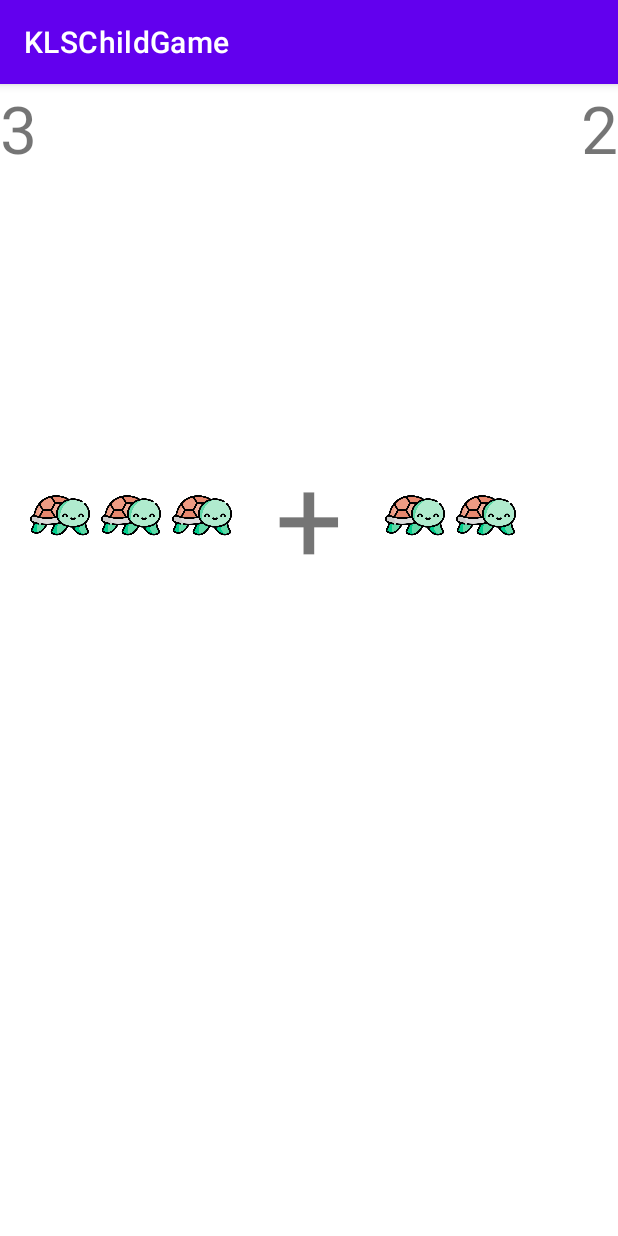
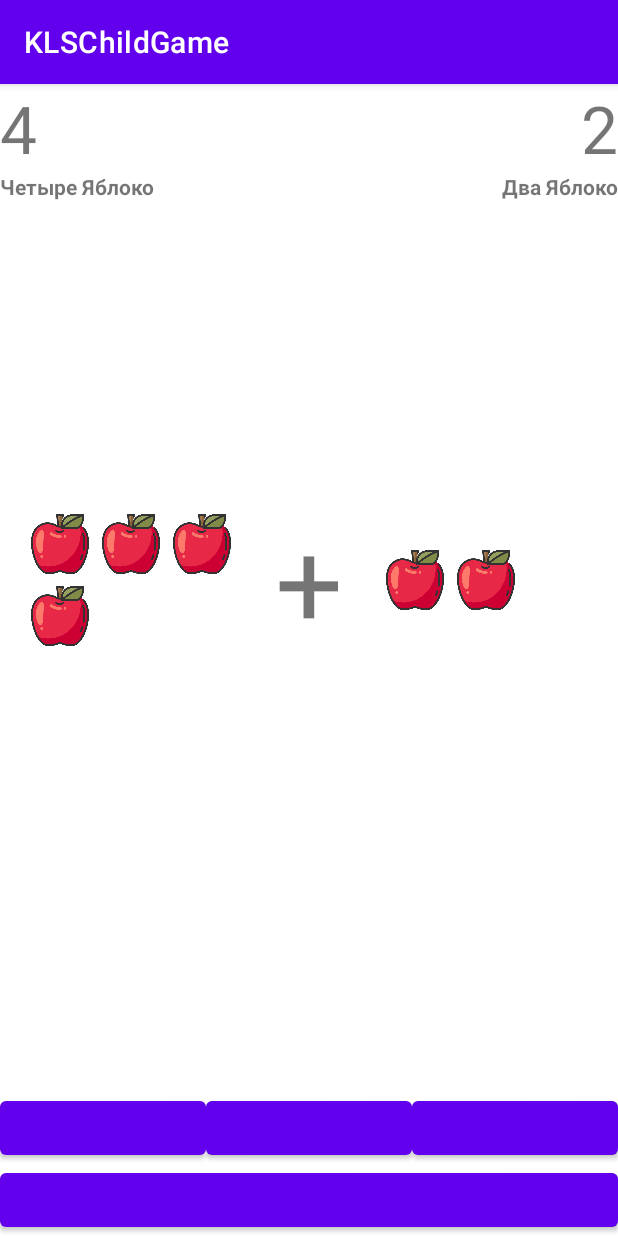
Before and after one commit to 1Alexander1-oss/KLSChildGame, an Android app: the screen it shows after launch (ArithmeticActivity), after a tap on "Арифметика", on a phone screen of 412 x 824 dp. Run offline under Robolectric (Android 15) with nearby library versions, the light colour scheme and no system bars.

Commit message:
add buttons + textView

```diff
--- a/app/src/main/java/com/nyx/klschildgame/ArithmeticActivity.kt
+++ b/app/src/main/java/com/nyx/klschildgame/ArithmeticActivity.kt
@@ -11,6 +11,12 @@
     private lateinit var rightListView: GridView
     private lateinit var leftTerm: TextView
     private lateinit var rightTerm: TextView
+    private lateinit var rightAuxiliaryText: TextView
+    private lateinit var leftAuxiliaryText: TextView
+
+    private val firstTerm = getRandomTerm()
+    private val secondTerm = getRandomTerm()
+    private val arithmeticSubject = arithmeticSubjects.random()
 
     override fun onCreate(savedInstanceState: Bundle?) {
         super.onCreate(savedInstanceState)
@@ -20,25 +26,11 @@
         rightListView = findViewById(R.id.right_list_view)
         leftTerm = findViewById(R.id.left_term)
         rightTerm = findViewById(R.id.right_term)
+        rightAuxiliaryText = findViewById(R.id.right_auxiliary_text)
+        leftAuxiliaryText = findViewById(R.id.left_auxiliary_text)
 
-
-        val firstTerm = getRandomTerm()
-        val secondTerm = getRandomTerm()
-
-        val leftTermAdapter = ArithmeticImageItemAdapter(
-            this,
-            firstTerm,
-            R.drawable.turtle
-        )
-
-        val rightTermAdapter = ArithmeticImageItemAdapter(
-            this,
-            secondTerm,
-            R.drawable.turtle
-        )
-
-        leftListView.adapter = leftTermAdapter
-        rightListView.adapter = rightTermAdapter
+        setupAdapters(firstTerm, secondTerm)
+        setAuxiliaryText(firstTerm, secondTerm)
 
         leftTerm.text = firstTerm.toString()
         rightTerm.text = secondTerm.toString()
@@ -48,4 +40,42 @@
         return Random.nextInt(1, 6)
     }
 
+    private fun setAuxiliaryText(firstTerm: Int, secondTerm: Int) {
+        val firstTermNoun = resources.getQuantityString(
+            arithmeticSubject.stringResourceId,
+            firstTerm,
+            firstTerm
+        )
+
+        val firstTermNumeral = arithmeticSubject.getNumeral(firstTerm)
+
+        leftAuxiliaryText.text = "$firstTermNumeral $firstTermNoun"
+
+        val secondTermNoun = resources.getQuantityString(
+            arithmeticSubject.stringResourceId,
+            secondTerm,
+            secondTerm
+        )
+
+        val secondTermNumeral = arithmeticSubject.getNumeral(secondTerm)
+
+        rightAuxiliaryText.text = "$secondTermNumeral $secondTermNoun"
+    }
+
+    private fun setupAdapters(firstTerm: Int, secondTerm: Int) {
+        val leftTermAdapter = ArithmeticImageItemAdapter(
+            this,
+            firstTerm,
+            arithmeticSubject.imageResourceId,
+        )
+
+        val rightTermAdapter = ArithmeticImageItemAdapter(
+            this,
+            secondTerm,
+            arithmeticSubject.imageResourceId
+        )
+
+        leftListView.adapter = leftTermAdapter
+        rightListView.adapter = rightTermAdapter
+    }
 }
--- /dev/null
+++ b/app/src/main/java/com/nyx/klschildgame/ArithmeticSubject.kt
@@ -0,0 +1,32 @@
+package com.nyx.klschildgame
+
+data class ArithmeticSubject(
+    val imageResourceId: Int,
+    val noun: Noun,
+    val stringResourceId: Int,
+) {
+    fun getNumeral(number: Int): String {
+        return when (number) {
+            1 -> when (noun) {
+                Noun.NEUTER -> "Одно"
+                Noun.FEMININE -> "Одна"
+                Noun.MASCULINE -> "Один"
+            }
+            2 -> when (noun) {
+                Noun.NEUTER -> "Два"
+                Noun.FEMININE -> "Две"
+                Noun.MASCULINE -> "Два"
+            }
+            3 -> "Три"
+            4 -> "Четыре"
+            5 -> "Пять"
+            else -> "Нет числительного"
+        }
+    }
+}
+
+enum class Noun {
+    NEUTER,
+    FEMININE,
+    MASCULINE
+}
--- a/app/src/main/java/com/nyx/klschildgame/DataSource.kt
+++ b/app/src/main/java/com/nyx/klschildgame/DataSource.kt
@@ -25,7 +25,7 @@
 const val LION_SLIDE_ID = 7
 const val OWL_SLIDE_ID = 8
 const val PIG_SLIDE_ID = 9
-const val TIGER_SLIDE_ID =10
+const val TIGER_SLIDE_ID = 10
 
 
 const val NULL_SLIDE_ID = 0
@@ -87,3 +87,9 @@
     NumberSlide(NINE_SLIDE_ID, "Де - вять", 9),
     NumberSlide(TEN_SLIDE_ID, "Де - сять", 10),
 )
+
+val arithmeticSubjects = listOf(
+    ArithmeticSubject(R.drawable.turtle, Noun.FEMININE, R.plurals.turtle),
+    ArithmeticSubject(R.drawable.apple, Noun.NEUTER, R.plurals.apple),
+    ArithmeticSubject(R.drawable.orange, Noun.MASCULINE, R.plurals.orange),
+)
--- a/app/src/main/res/layout/activity_arithmetic.xml
+++ b/app/src/main/res/layout/activity_arithmetic.xml
@@ -11,22 +11,52 @@
         android:layout_height="wrap_content"
         android:orientation="horizontal">
 
-        <TextView
-            android:id="@+id/left_term"
+        <LinearLayout
             android:layout_width="0dp"
             android:layout_height="wrap_content"
             android:layout_weight="1"
+            android:orientation="vertical">
+
+            <TextView
+                android:id="@+id/left_term"
+                android:layout_width="match_parent"
+                android:layout_height="wrap_content"
                 android:textSize="44sp"
                 tools:text="3" />
 
             <TextView
-            android:id="@+id/right_term"
+                android:id="@+id/left_auxiliary_text"
+                android:layout_width="match_parent"
+                android:layout_height="match_parent"
+                android:textStyle="bold"
+                tools:text="Три черепашки" />
+
+        </LinearLayout>
+
+        <LinearLayout
             android:layout_width="0dp"
             android:layout_height="wrap_content"
             android:layout_weight="1"
+            android:orientation="vertical">
+
+            <TextView
+                android:id="@+id/right_term"
+                android:layout_width="match_parent"
+                android:layout_height="wrap_content"
                 android:gravity="end"
                 android:textSize="44sp"
                 tools:text="3" />
+
+            <TextView
+                android:id="@+id/right_auxiliary_text"
+                android:layout_width="match_parent"
+                android:layout_height="match_parent"
+                android:gravity="end"
+                android:textStyle="bold"
+                tools:text="Две черепашки" />
+
+        </LinearLayout>
+
 
     </LinearLayout>
 
@@ -62,8 +92,50 @@
             android:numColumns="3" />
     </LinearLayout>
 
+    <TextView
+        android:id="@+id/R.id.outcome"
+        android:layout_width="match_parent"
+        android:layout_height="88dp"
+        android:gravity="center"
+        android:textSize="32sp"
+        tools:text="ИТОГ" />
+
+
     <LinearLayout
         android:layout_width="match_parent"
-        android:layout_height="250dp" />
+        android:layout_height="wrap_content">
+
+        <Button
+            android:id="@+id/R.id.left_option"
+            android:layout_width="0dp"
+            android:layout_height="wrap_content"
+            android:layout_weight="1"
+            android:paddingLeft="12dp"
+            android:paddingRight="12dp" />
+
+        <Button
+            android:id="@+id/R.id.center_option"
+            android:layout_width="0dp"
+            android:layout_height="wrap_content"
+            android:layout_weight="1"
+            android:paddingLeft="12dp"
+            android:paddingRight="12dp" />
+
+        <Button
+            android:id="@+id/R.id.right_option"
+            android:layout_width="0dp"
+            android:layout_height="wrap_content"
+            android:layout_weight="1"
+            android:paddingLeft="12dp"
+            android:paddingRight="12dp" />
 
     </LinearLayout>
+
+    <Button
+        android:id="@+id/R.id.refresh"
+        android:layout_width="match_parent"
+        android:layout_height="wrap_content"
+        android:paddingLeft="12dp"
+        android:paddingRight="12dp" />
+
+</LinearLayout>
--- a/app/src/main/res/values/strings.xml
+++ b/app/src/main/res/values/strings.xml
@@ -2,4 +2,25 @@
     <string name="app_name">KLSChildGame</string>
     <string name="back_button"><![CDATA[<-]]></string>
     <string name="next_button"><![CDATA[->]]></string>
+
+    <plurals name="turtle">
+        <item quantity="one">Черепаха</item>
+        <item quantity="few">Черепахи</item>
+        <item quantity="many">Черепах</item>
+        <item quantity="other">Черепаха</item>
+    </plurals>
+
+    <plurals name="orange">
+        <item quantity="one">Апельсин</item>
+        <item quantity="few">Апельсина</item>
+        <item quantity="many">Апельсинов</item>
+        <item quantity="other">Апельсин</item>
+    </plurals>
+
+    <plurals name="apple">
+        <item quantity="one">Яблоко</item>
+        <item quantity="few">Яблока</item>
+        <item quantity="many">Яблок</item>
+        <item quantity="other">Яблоко</item>
+    </plurals>
 </resources>
```
Lines whose indentation alone changed are shown as unchanged.
